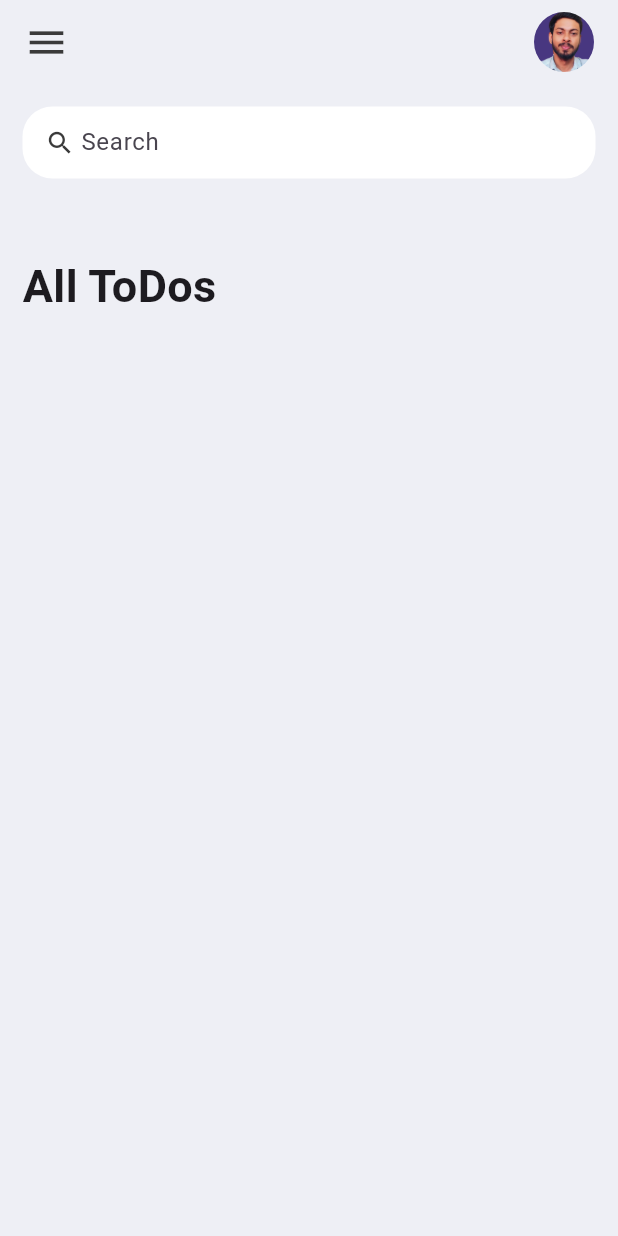
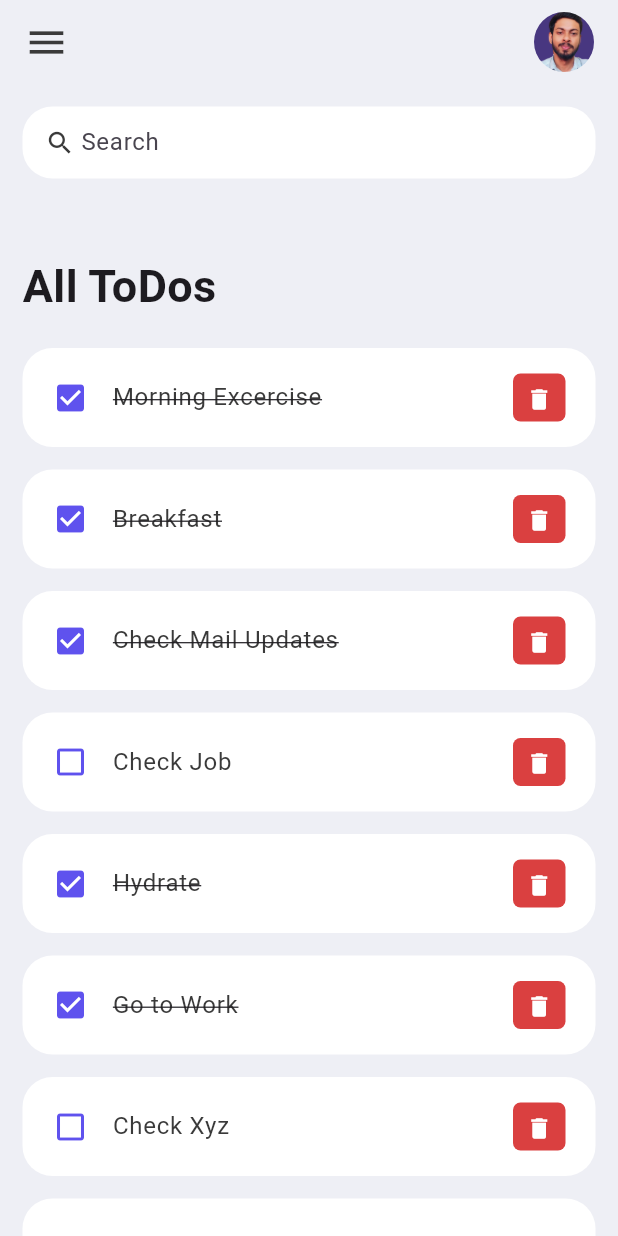
Before and after one commit to AnantKumarSingh26/TodoApp, a Flutter app: the screen it shows after launch, on a phone screen of 412 x 824 dp. Run offline on Flutter 3.47's test engine with Material 3 defaults, Android fonts, the phone set to English and light mode, and no system bars.

Commit message:
Ui completed

```diff
--- /dev/null
+++ b/lib/Widget/todo_item.dart
@@ -0,0 +1,52 @@
+import 'package:flutter/material.dart';
+import 'package:todo_app/constants/colors.dart';
+import 'package:todo_app/model/todo.dart';
+
+class TodoItem extends StatelessWidget {
+  final ToDo toDo;
+  const TodoItem({super.key, required this.toDo});
+
+  @override
+  Widget build(BuildContext context) {
+    return Container(
+      padding:  EdgeInsets.only(bottom: 15),
+      child: ListTile(
+        contentPadding: EdgeInsets.symmetric(horizontal: 20,vertical: 5),
+        onTap: () {
+          print('CheckBox');
+        },
+        shape: RoundedRectangleBorder(
+          borderRadius: BorderRadiusGeometry.circular(20),
+        ),
+        tileColor: Colors.white,
+        leading: Icon(toDo.isDone?Icons.check_box:Icons.check_box_outline_blank, color: tdBlue),
+        title: Text(
+          toDo.todoText!,
+          style: TextStyle(
+            fontSize: 16,
+            color: tdBlack,
+            decoration: toDo.isDone? TextDecoration.lineThrough:null,
+          ),
+        ),
+        trailing: Container(
+          padding: EdgeInsets.all(0),
+          margin: EdgeInsets.symmetric(vertical: 12),
+          height: 35,
+          width: 35,
+          decoration: BoxDecoration(
+            color: tdRed,
+            borderRadius: BorderRadius.circular(5),
+          ),
+          child: IconButton(
+            color: Colors.white,
+            iconSize: 18,
+            onPressed: () {
+              print('Delete Button');
+            },
+            icon: Icon(Icons.delete),
+          ),
+        ),
+      ),
+    );
+  }
+}
--- /dev/null
+++ b/lib/model/todo.dart
@@ -0,0 +1,26 @@
+class ToDo{
+  String ? id;
+  String ? todoText;
+  bool isDone;
+
+  ToDo({
+    required this.id,
+    required this.todoText,
+    this.isDone =false,
+  });
+
+  static List<ToDo> todoList(){
+    return[
+        ToDo(id: '01',todoText: 'Morning Excercise', isDone:true),
+        ToDo(id: '02',todoText: 'Breakfast', isDone:true),
+        ToDo(id: '03',todoText: 'Check Mail Updates', isDone:true),
+        ToDo(id: '04',todoText: 'Check Job ', isDone:false),
+        ToDo(id: '05',todoText: 'Hydrate', isDone:true),
+        ToDo(id: '06',todoText: 'Go to Work', isDone:true),
+        ToDo(id: '07',todoText: 'Check Xyz', isDone:false),
+        ToDo(id: '08',todoText: 'Lunch', isDone:true),
+        ToDo(id: '09',todoText: 'Updates', isDone:false),
+        ToDo(id: '10',todoText: 'Dinner', isDone:false),
+    ];
+  }
+}
--- a/lib/screens/home.dart
+++ b/lib/screens/home.dart
@@ -1,8 +1,13 @@
 import 'package:flutter/material.dart';
-import 'package:todo_app/constants/colors.dart';
+import 'package:todo_app/model/todo.dart';
+import '../Widget/todo_item.dart';
+import '../constants/colors.dart';
+import '../model/todo.dart';
 
 class Home extends StatelessWidget {
-  const Home({super.key});
+   Home({super.key});
+
+  final todList =ToDo.todoList();
 
   @override
   Widget build(BuildContext context) {
@@ -19,9 +24,11 @@ class Home extends StatelessWidget {
                     Container(
                       margin: EdgeInsets.only(top :50,bottom: 20),
                       child: Text(
-                        'All ToDos',style: TextStyle(fontSize: 30,fontWeight: FontWeight.bold),
+                        'All ToDo''s',style: TextStyle(fontSize: 30,fontWeight: FontWeight.bold),
                       ),
-                    )
+                    ),
+                    for (ToDo toDoo in todList)
+                    TodoItem(toDo: toDoo,),
                   ],
                 ),
               )
```
Also changed, not shown: 1 other file.
